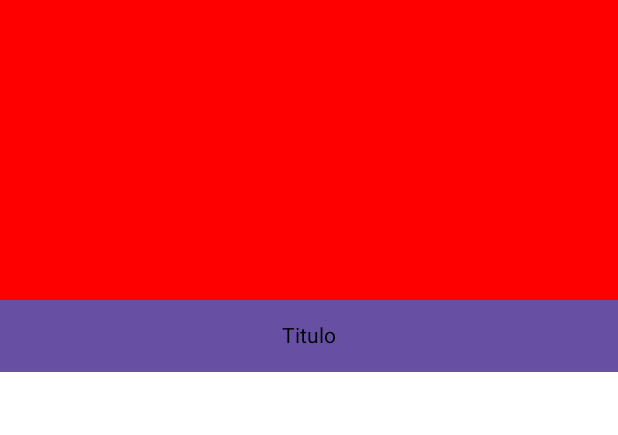
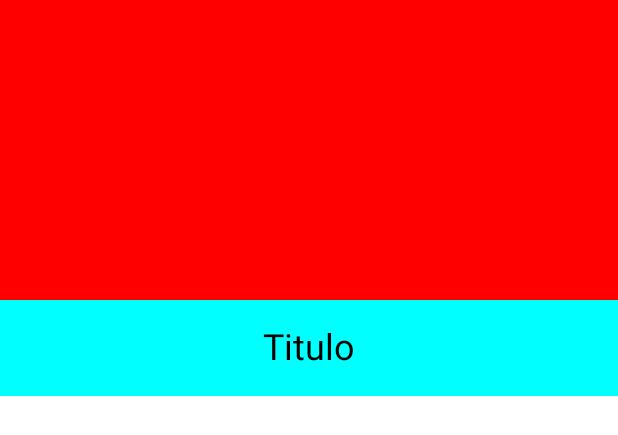
Before and after one commit to martamagui/LearningCompose, an Android app built with Jetpack Compose: the @Preview function MediaItem, on a phone screen of 412 x 824 dp. Shown: the top 435 px of the screen. Run offline under Robolectric (Android 15) with nearby library versions, the phone set to English and light mode, and no system bars; missing, so only their content is drawn: LearningComposeTheme.

Commit message:
Item text style

```diff
--- a/app/src/main/java/com/example/learningcompose/MainActivity.kt
+++ b/app/src/main/java/com/example/learningcompose/MainActivity.kt
@@ -72,7 +72,7 @@ fun DefaultPreview() {
     }
 }
 
-//@Preview(showBackground = true)
+@Preview(showBackground = true)
 @Composable
 fun MediaItem() {
     Column {
@@ -86,15 +86,16 @@ fun MediaItem() {
             contentAlignment = Alignment.Center,
             modifier = Modifier
                 .fillMaxWidth()
-                .background(MaterialTheme.colorScheme.primary)
+                .background(Color.Cyan)
                 .padding(16.dp)
         ) {
-            Text(text = "Titulo")
+            Text(text = "Titulo",
+            style = MaterialTheme.typography.headlineSmall)
         }
     }
 }
 
-@Preview(widthDp = 350, heightDp = 500, showBackground = true)
+//@Preview(widthDp = 350, heightDp = 500, showBackground = true)
 @Composable
 fun btnToLearnModifiers() {
     Box(
```
